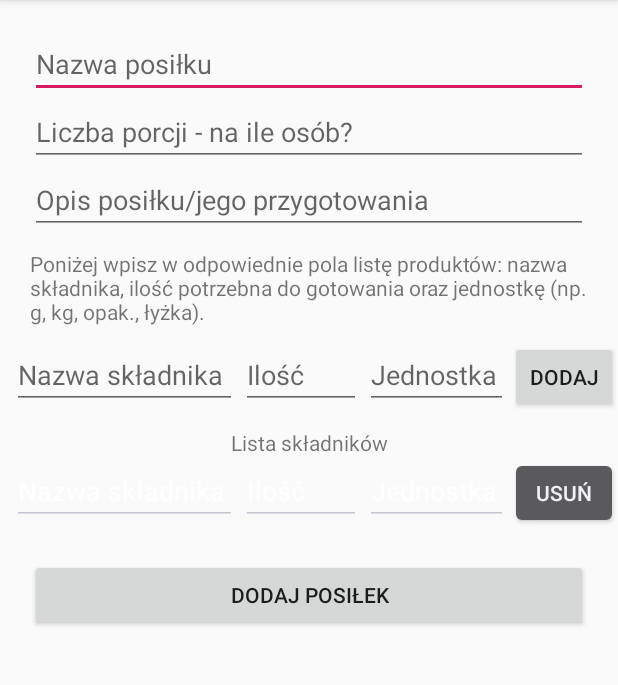
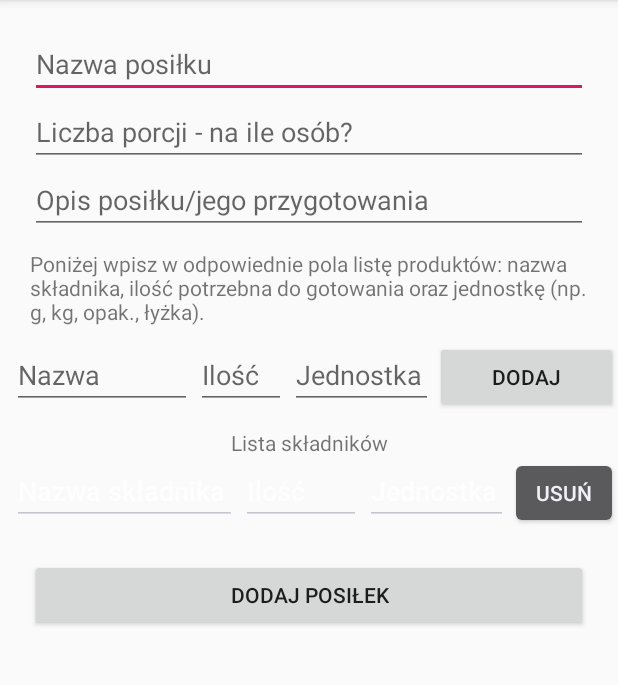
Before and after one commit to kszpieg/nosh-app, an Android app: the AddMealActivity screen opened directly, with no data from a screen before it, after a tap on "DODAJ", on a phone screen of 412 x 824 dp, the part 84-769 px from its top. Run offline under Robolectric (Android 15) with nearby library versions, the phone set to English and light mode, and no system bars; Roboto replaces fonts that are not available here.

Commit message:
Quick fix: fix bug with add button in add meal activity and add cleaning ingredients fields after adding new one

```diff
--- a/app/src/main/java/com/example/noshapp/AddMealActivity.java
+++ b/app/src/main/java/com/example/noshapp/AddMealActivity.java
@@ -78,6 +78,9 @@ public class AddMealActivity extends AppCompatActivity {
                 btnRemoveMealIngredient.setOnClickListener(thisListener);
                 container.addView(addView);
 
+                etMealIngredientName.setText("");
+                etMealIngredientCount.setText("");
+                etMealIngredientUnit.setText("");
             }
         });
 
--- a/app/src/main/res/layout/activity_add_meal.xml
+++ b/app/src/main/res/layout/activity_add_meal.xml
@@ -74,14 +74,14 @@
 
                 <EditText
                     android:id="@+id/etMealIngredientName"
-                    android:layout_width="150dp"
+                    android:layout_width="120dp"
                     android:layout_height="wrap_content"
                     android:layout_marginStart="8dp"
                     android:layout_marginEnd="1dp"
-                    android:hint="Nazwa składnika" />
+                    android:hint="Nazwa" />
                 <EditText
                     android:id="@+id/etMealIngredientCount"
-                    android:layout_width="80dp"
+                    android:layout_width="60dp"
                     android:layout_height="wrap_content"
                     android:layout_toRightOf="@+id/etMealIngredientName"
                     android:layout_marginStart="1dp"
@@ -98,7 +98,7 @@
                     android:hint="Jednostka" />
                 <Button
                     android:id="@+id/btnAddMealIngredient"
-                    android:layout_width="wrap_content"
+                    android:layout_width="match_parent"
                     android:layout_height="wrap_content"
                     android:layout_toRightOf="@+id/etMealIngredientUnit"
                     android:text="@string/dodaj"/>
```
